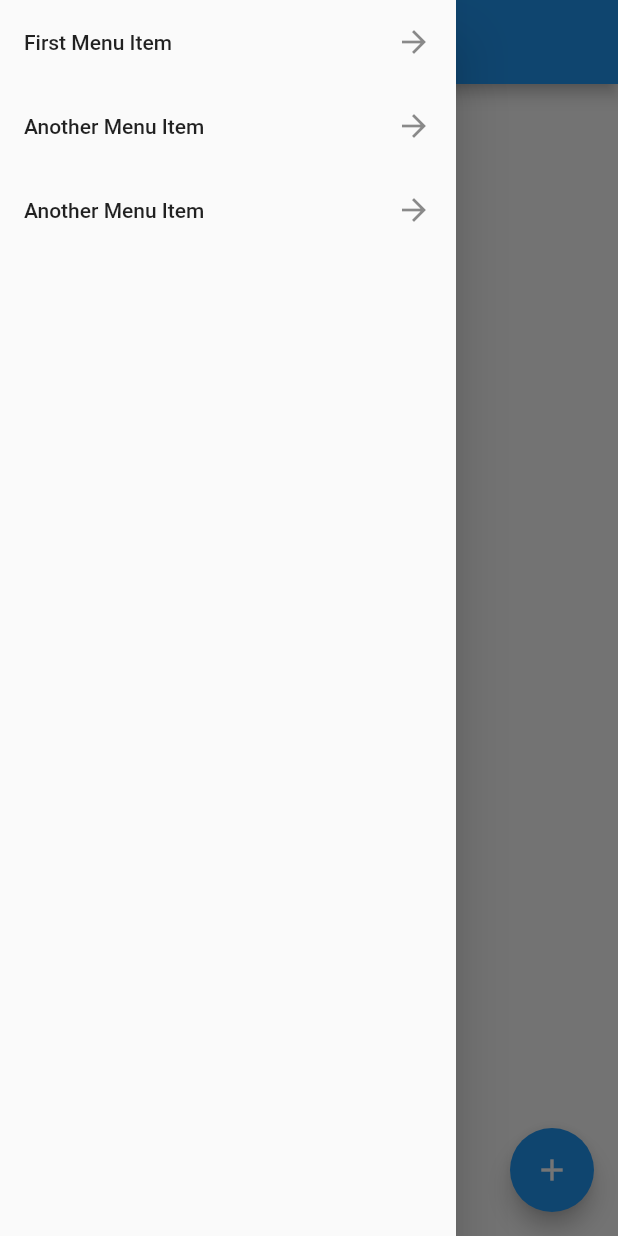
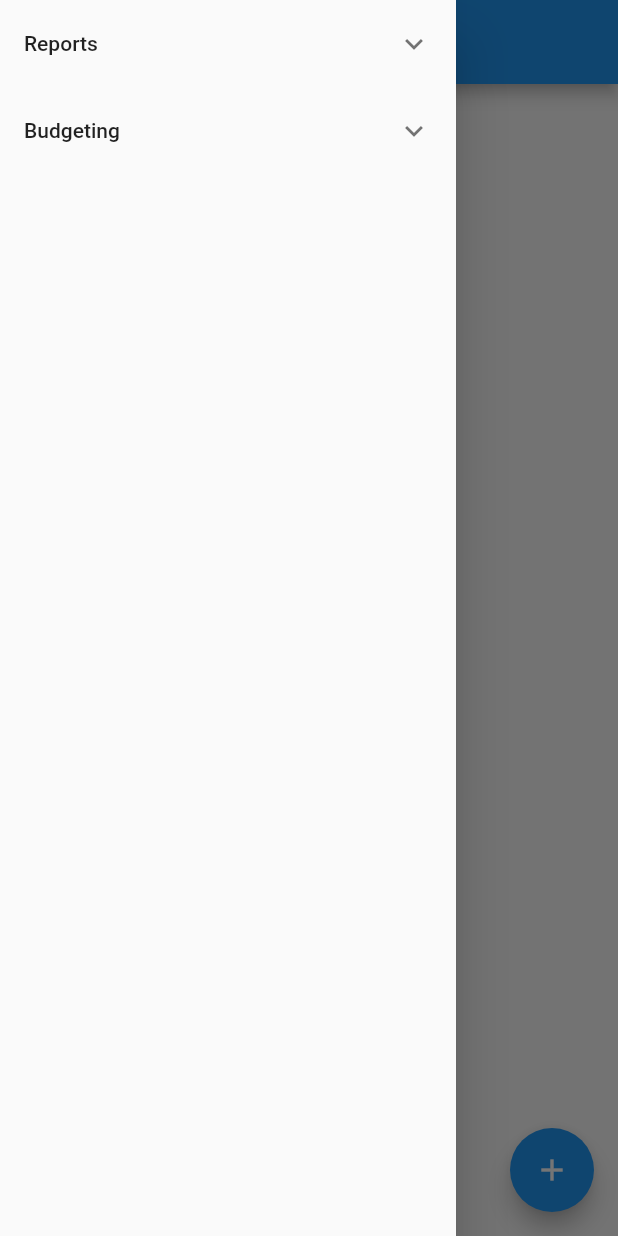
Before and after one commit to chandlerbrtek/receiptscanner, a Flutter app: the screen it shows after launch, with the side drawer open, on a phone screen of 412 x 824 dp. Run offline on Flutter 3.47's test engine with Material 2 defaults, Android fonts, the phone set to English and light mode, and no system bars; our stand-ins replace image_picker, sqflite; accounts and stored records are empty.

Commit message:
Joey
ExpansionTile

```diff
--- a/lib/main.dart
+++ b/lib/main.dart
@@ -36,21 +36,33 @@ class _MyHomePageState extends State<MyHomePage> {
       drawer: Drawer(
         child: ListView(
           children: <Widget>[
-            ListTile(
-              title: Text("First Menu Item"),
+            ExpansionTile(title: Text("Reports"),
+            children: <Widget>[
+              ListTile(
+              title: Text("Recent Receipts"),
               trailing: Icon(Icons.arrow_forward),
               onTap: () => Navigator.of(context).push(new MaterialPageRoute(builder: (BuildContext context) => new FirstPage("First Page")))
             ),
             ListTile(
-              title: Text("Another Menu Item"),
+              title: Text("Month"),
               trailing: Icon(Icons.arrow_forward),
               onTap: () => Navigator.of(context).push(new MaterialPageRoute(builder: (BuildContext context) => new SecondPage("Second Page")))
             ),
             ListTile(
-              title: Text("Another Menu Item"),
+              title: Text("Year"),
               trailing: Icon(Icons.arrow_forward),
               onTap: () => Navigator.of(context).push(new MaterialPageRoute(builder: (BuildContext context) => new ThirdPage("Third")))
+              ),
+            ],
             ),
+            ExpansionTile(title: Text("Budgeting"),
+            children: <Widget>[
+              ListTile(
+              title: Text("Placeholder"),
+              trailing: Icon(Icons.arrow_forward),
+              ),
+            ],
+            )
           ],
         ),
       ),
```
